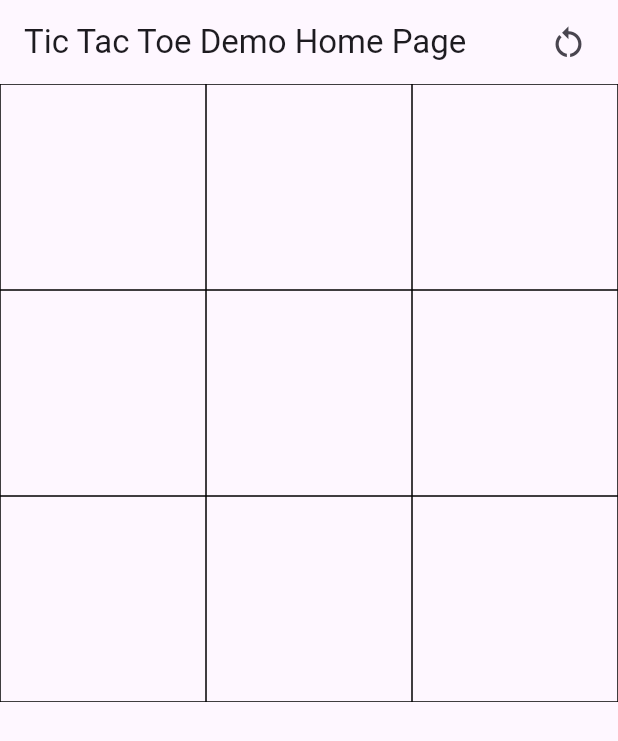
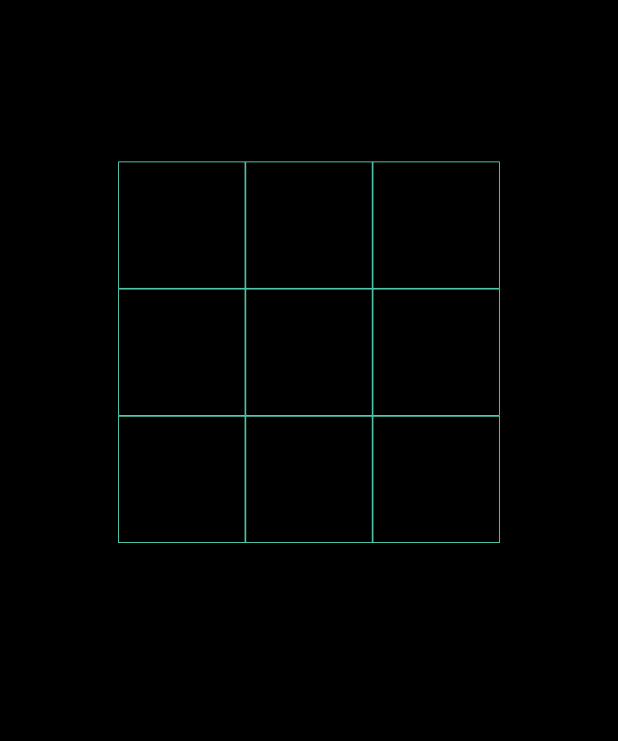
Before and after one commit to kenancum/tictac, a Flutter app: the screen it shows after launch, on a phone screen of 412 x 824 dp. Shown: the top 741 px of the screen. Run offline on Flutter 3.47's test engine with Material 3 defaults, Android fonts, the phone set to English and light mode, and no system bars; missing offline and left inert: dart:html.

Commit message:
UI color and padding for view changes

```diff
--- a/lib/main.dart
+++ b/lib/main.dart
@@ -99,6 +99,8 @@ class _MyHomePageState extends State<MyHomePage> {
       _gameEnd = false;
       for (int i = 0; i < 9; i++) boxes[i] = ' ';
     });
+
+    Navigator.of(context, rootNavigator: true).pop();
   }
 
   void _winner() {
@@ -113,19 +115,23 @@ class _MyHomePageState extends State<MyHomePage> {
       // Create a grid with 3 columns. If you change the scrollDirection to
       // horizontal, this produces 3 rows.
       crossAxisCount: 3,
+      childAspectRatio: 1.0,
+
       // Generate 9 widgets that display their index in the List.
       children: List.generate(9, (index) {
+         Color textColor = boxes[index] == 'X' ? Color.fromARGB(255, 252, 26, 117) : Color.fromARGB(255, 11, 212, 71);
           return GestureDetector(
             onTap: () =>
                 [_handleTap(index), if (_gameEnd) showAlertDialog(context)],
             child: Container(
               alignment: Alignment.center,
               decoration: BoxDecoration(
-                border: Border.all(color: Colors.black, width: 0.5)),
+                  border: Border.all(color: Colors.tealAccent, width: 0.5 )),
               child: Text(
                 boxes[index],
                 style: TextStyle(
                   fontSize: 50.0,
+                  color: textColor
                 ),
               ),
             ),
@@ -163,23 +169,22 @@ class _MyHomePageState extends State<MyHomePage> {
   @override
   Widget build(BuildContext context) {
     return Scaffold(
-        appBar: AppBar(title: Text(widget.title), actions: <Widget>[
-          Padding(
-              padding: EdgeInsets.only(right: 20.0),
-              child: GestureDetector(
-                onTap: _reset,
-                child: Icon(
-                  Icons.restart_alt,
-                  size: 26.0,
+        backgroundColor: Colors.black ,
+        body: Padding(
+          padding: EdgeInsets.symmetric(
+            horizontal: MediaQuery.of(context).size.width * 0.07,
+            vertical: MediaQuery.of(context).size.height * 0.07
             ),
-              )),
-        ]),
-        body: Column(
+            child: Column(
             children: <Widget>[
-            Flexible(
+              Expanded(
+                child: Container(
+                  alignment: Alignment.center,
+                  padding: EdgeInsets.all(50),
                   child: _GameArea(context),
                 ),
+              ),
             ],
-        ));
+        )));
   }
 }
```
Also changed, not shown: pubspec.lock, 1 other file. Lines whose indentation alone changed are shown as unchanged.
